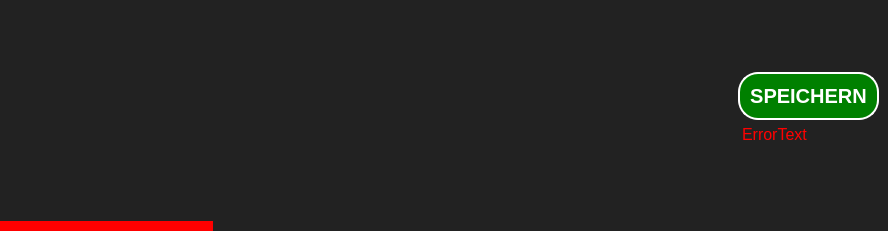
Qt form lfb_regeneration_wildlife_impact/gui/form/saveBar.ui (b-lack/qgis-fim-plugin) before a commit.
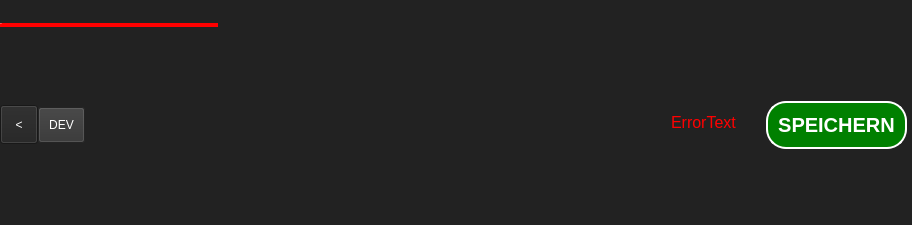
The same form after that commit.

What changed in the file:
```diff
--- a/lfb_regeneration_wildlife_impact/gui/form/saveBar.ui
+++ b/lfb_regeneration_wildlife_impact/gui/form/saveBar.ui
@@ -6,12 +6,12 @@
    <rect>
     <x>0</x>
     <y>0</y>
-    <width>888</width>
-    <height>231</height>
+    <width>912</width>
+    <height>225</height>
    </rect>
   </property>
   <property name="sizePolicy">
-   <sizepolicy hsizetype="Preferred" vsizetype="Minimum">
+   <sizepolicy hsizetype="Preferred" vsizetype="Fixed">
     <horstretch>0</horstretch>
     <verstretch>0</verstretch>
    </sizepolicy>
@@ -38,14 +38,70 @@
    <property name="bottomMargin">
     <number>0</number>
    </property>
-   <item row="0" column="0">
+   <property name="spacing">
+    <number>0</number>
+   </property>
+   <item row="1" column="0">
+    <widget class="QProgressBar" name="lfbProgressBar">
+     <property name="sizePolicy">
+      <sizepolicy hsizetype="Expanding" vsizetype="Fixed">
+       <horstretch>0</horstretch>
+       <verstretch>0</verstretch>
+      </sizepolicy>
+     </property>
+     <property name="minimumSize">
+      <size>
+       <width>0</width>
+       <height>2</height>
+      </size>
+     </property>
+     <property name="font">
+      <font>
+       <pointsize>1</pointsize>
+      </font>
+     </property>
+     <property name="autoFillBackground">
+      <bool>false</bool>
+     </property>
+     <property name="styleSheet">
+      <string notr="true">QProgressBar::chunk{
+	background-color: red;
+	
+}
+QProgressBar{
+	color:transparent;
+	border:none;
+	margin:0;
+	height:2px;
+	background-color: #222;
+	color: #fff;
+}</string>
+     </property>
+     <property name="value">
+      <number>24</number>
+     </property>
+    </widget>
+   </item>
+   <item row="2" column="0">
     <widget class="QWidget" name="lfbActionRow" native="true">
      <property name="sizePolicy">
-      <sizepolicy hsizetype="MinimumExpanding" vsizetype="Expanding">
+      <sizepolicy hsizetype="MinimumExpanding" vsizetype="Fixed">
        <horstretch>0</horstretch>
        <verstretch>0</verstretch>
       </sizepolicy>
      </property>
+     <property name="minimumSize">
+      <size>
+       <width>0</width>
+       <height>0</height>
+      </size>
+     </property>
+     <property name="maximumSize">
+      <size>
+       <width>16777215</width>
+       <height>150</height>
+      </size>
+     </property>
      <property name="autoFillBackground">
       <bool>false</bool>
      </property>
@@ -60,17 +116,38 @@
        <number>0</number>
       </property>
       <property name="leftMargin">
-       <number>9</number>
+       <number>0</number>
       </property>
       <property name="topMargin">
        <number>0</number>
       </property>
       <property name="rightMargin">
-       <number>9</number>
+       <number>0</number>
       </property>
       <property name="bottomMargin">
        <number>0</number>
       </property>
+      <item>
+       <widget class="QToolButton" name="lfbHomeBtn">
+        <property name="text">
+         <string>&lt;</string>
+        </property>
+       </widget>
+      </item>
+      <item>
+       <widget class="QPushButton" name="lfbDevBtn">
+        <property name="cursor">
+         <cursorShape>PointingHandCursor</cursorShape>
+        </property>
+        <property name="styleSheet">
+         <string notr="true">color: #fff;
+background-color: #333;</string>
+        </property>
+        <property name="text">
+         <string>DEV</string>
+        </property>
+       </widget>
+      </item>
       <item>
        <widget class="QLabel" name="lfbProcessInfo">
         <property name="sizePolicy">
@@ -110,6 +187,56 @@
         </property>
        </spacer>
       </item>
+      <item>
+       <layout class="QVBoxLayout" name="verticalLayout_2">
+        <property name="rightMargin">
+         <number>20</number>
+        </property>
+        <item>
+         <spacer name="verticalSpacer_3">
+          <property name="orientation">
+           <enum>Qt::Vertical</enum>
+          </property>
+          <property name="sizeHint" stdset="0">
+           <size>
+            <width>20</width>
+            <height>0</height>
+           </size>
+          </property>
+         </spacer>
+        </item>
+        <item>
+         <widget class="QLabel" name="lfbErrorStateLabel">
+          <property name="font">
+           <font>
+            <pointsize>12</pointsize>
+           </font>
+          </property>
+          <property name="styleSheet">
+           <string notr="true">color: red;
+margin:5px 0 10px;
+padding:0;</string>
+          </property>
+          <property name="text">
+           <string>ErrorText</string>
+          </property>
+         </widget>
+        </item>
+        <item>
+         <spacer name="verticalSpacer_4">
+          <property name="orientation">
+           <enum>Qt::Vertical</enum>
+          </property>
+          <property name="sizeHint" stdset="0">
+           <size>
+            <width>20</width>
+            <height>0</height>
+           </size>
+          </property>
+         </spacer>
+        </item>
+       </layout>
+      </item>
       <item>
        <layout class="QVBoxLayout" name="verticalLayout">
         <item>
@@ -142,7 +269,7 @@
 	border-radius: 20px;
 	border: 2px solid #333;
 	color: #555;
-	margin: 10px 0px 0px;
+	margin: 5px;
 }
 QPushButton:enabled{
 	border-radius: 20px;
@@ -156,23 +283,6 @@
           </property>
          </widget>
         </item>
-        <item>
-         <widget class="QLabel" name="lfbErrorStateLabel">
-          <property name="font">
-           <font>
-            <pointsize>12</pointsize>
-           </font>
-          </property>
-          <property name="styleSheet">
-           <string notr="true">color: red;
-margin:5px 0 10px;
-padding:0;</string>
-          </property>
-          <property name="text">
-           <string>ErrorText</string>
-          </property>
-         </widget>
-        </item>
         <item>
          <spacer name="verticalSpacer_2">
           <property name="orientation">
@@ -191,39 +301,6 @@
      </layout>
     </widget>
    </item>
-   <item row="1" column="0">
-    <widget class="QProgressBar" name="lfbProgressBar">
-     <property name="sizePolicy">
-      <sizepolicy hsizetype="Expanding" vsizetype="Fixed">
-       <horstretch>0</horstretch>
-       <verstretch>0</verstretch>
-      </sizepolicy>
-     </property>
-     <property name="font">
-      <font>
-       <pointsize>1</pointsize>
-      </font>
-     </property>
-     <property name="autoFillBackground">
-      <bool>false</bool>
-     </property>
-     <property name="styleSheet">
-      <string notr="true">QProgressBar::chunk{
-	background-color: red;
-	
-}
-QProgressBar{
-	color:transparent;
-	background-color: transparent;
-	border:none;
-margin:0;
-}</string>
-     </property>
-     <property name="value">
-      <number>24</number>
-     </property>
-    </widget>
-   </item>
   </layout>
  </widget>
  <resources/>
```
Left out of the diff: 6 changed lines with no effect on the pictures.
